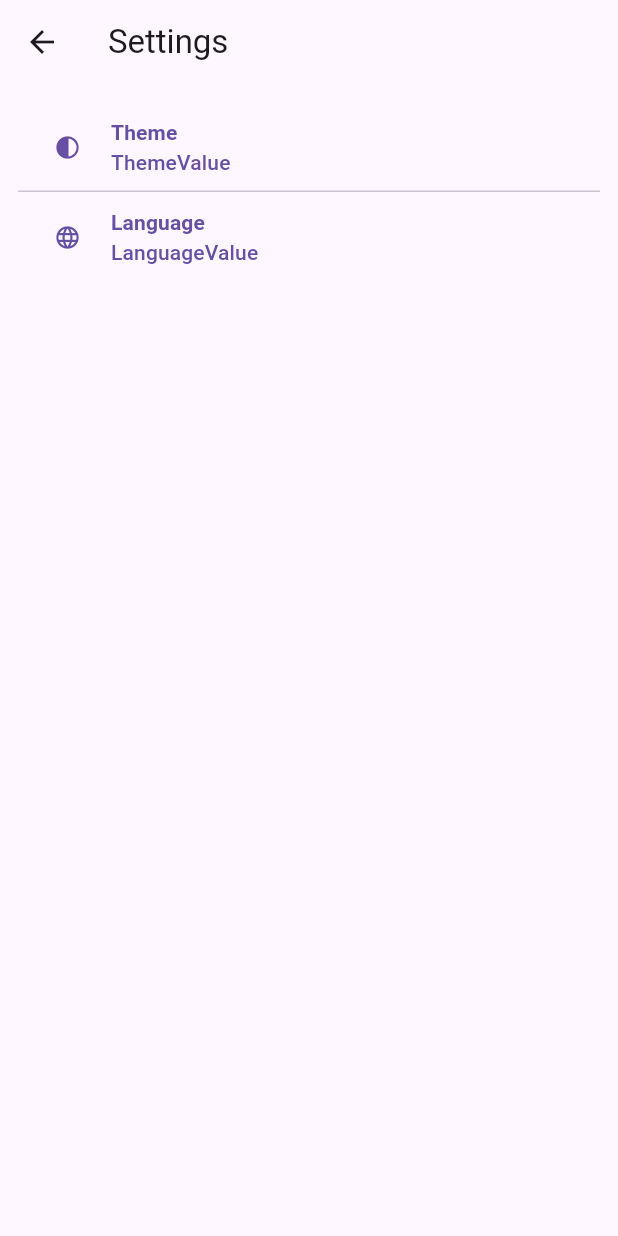
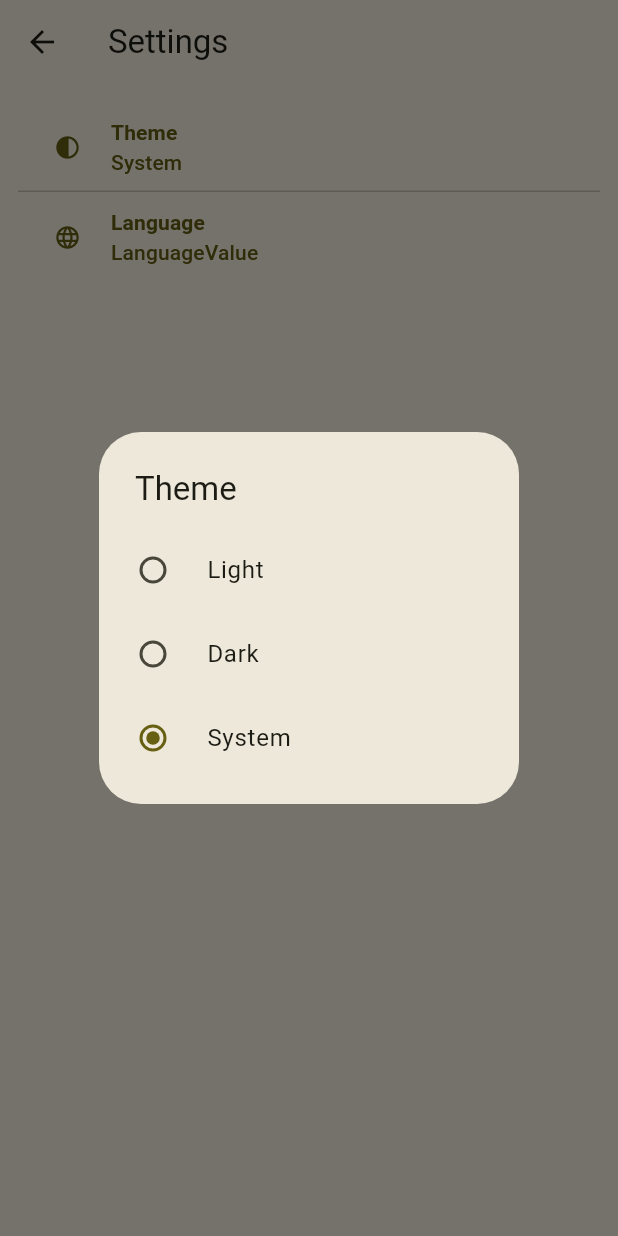
Before and after one commit to paufb/flutter-projects, a Flutter app: the SettingsScreen screen opened by its route, after a tap on "Theme", on a phone screen of 412 x 824 dp. Run offline on Flutter 3.47's test engine with Material 3 defaults, Android fonts, the light colour scheme and no system bars; our stand-ins replace go_router, shared_preferences; accounts and stored records are empty; network calls fail.

Commit message:
wikipedia_browser: Make theme changeable from settings screen

```diff
--- a/wikipedia_browser/lib/constants/router.dart
+++ b/wikipedia_browser/lib/constants/router.dart
@@ -43,7 +43,7 @@
       name: 'settings',
       path: '/settings',
       pageBuilder: (_, _) => CustomTransitionPage(
-        child: const SettingsScreen(),
+        child: SettingsScreen(),
         transitionsBuilder: (context, animation, secondaryAnimation, child) =>
             SlideTransition(
               position: animation.drive(
--- /dev/null
+++ b/wikipedia_browser/lib/providers/settings_provider.dart
@@ -0,0 +1,27 @@
+import 'package:flutter/material.dart';
+import 'package:shared_preferences/shared_preferences.dart';
+
+class SettingsProvider extends ChangeNotifier {
+  static const String _kThemeModeKey = 'theme_mode';
+  ThemeMode _themeMode = ThemeMode.system;
+
+  ThemeMode get themeMode => _themeMode;
+
+  Future<void> loadSettings() async {
+    final prefs = await SharedPreferences.getInstance();
+    final savedTheme = prefs.getString(_kThemeModeKey);
+    _themeMode = switch (savedTheme) {
+      'light' => ThemeMode.light,
+      'dark' => ThemeMode.dark,
+      _ => ThemeMode.system,
+    };
+  }
+
+  void setTheme(ThemeMode themeMode) async {
+    if (_themeMode == themeMode) return;
+    _themeMode = themeMode;
+    notifyListeners();
+    final prefs = await SharedPreferences.getInstance();
+    prefs.setString(_kThemeModeKey, themeMode.name);
+  }
+}
--- a/wikipedia_browser/lib/screens/settings.dart
+++ b/wikipedia_browser/lib/screens/settings.dart
@@ -1,12 +1,20 @@
 import 'package:flutter/material.dart';
 import 'package:go_router/go_router.dart';
+import 'package:provider/provider.dart';
+import 'package:wikipedia_browser/providers/settings_provider.dart';
 import 'package:wikipedia_browser/widgets/setting_button.dart';
+import 'package:wikipedia_browser/widgets/settings/theme_dialog.dart';
 
 class SettingsScreen extends StatelessWidget {
   const SettingsScreen({super.key});
 
+  String _capitalizeString(String str) {
+    return "${str[0].toUpperCase()}${str.substring(1)}";
+  }
+
   @override
   Widget build(BuildContext context) {
+    final currentThemeMode = context.watch<SettingsProvider>().themeMode;
     return Scaffold(
       appBar: AppBar(
         title: const Text('Settings'),
@@ -27,8 +35,10 @@
           SettingButton(
             icon: Icons.contrast,
             title: 'Theme',
-            value: 'ThemeValue',
-            onPressed: () {},
+            value: _capitalizeString(currentThemeMode.name),
+            onPressed: () {
+              showDialog(context: context, builder: (_) => ThemeDialog());
+            },
           ),
           Divider(height: 0),
           SettingButton(
--- /dev/null
+++ b/wikipedia_browser/lib/widgets/settings/theme_dialog.dart
@@ -0,0 +1,42 @@
+import 'package:flutter/material.dart';
+import 'package:go_router/go_router.dart';
+import 'package:provider/provider.dart';
+import 'package:wikipedia_browser/providers/settings_provider.dart';
+
+class ThemeDialog extends StatelessWidget {
+  const ThemeDialog({super.key});
+
+  @override
+  Widget build(BuildContext context) {
+    final currentThemeMode = context.watch<SettingsProvider>().themeMode;
+    return SimpleDialog(
+      title: Text('Theme'),
+      children: [
+        RadioGroup<ThemeMode>(
+          groupValue: currentThemeMode,
+          onChanged: (themeMode) {
+            context.read<SettingsProvider>().setTheme(themeMode!);
+            context.pop();
+          },
+          child: Column(
+            crossAxisAlignment: CrossAxisAlignment.start,
+            children: [
+              const RadioListTile<ThemeMode>(
+                title: Text('Light'),
+                value: ThemeMode.light,
+              ),
+              const RadioListTile<ThemeMode>(
+                title: Text('Dark'),
+                value: ThemeMode.dark,
+              ),
+              const RadioListTile<ThemeMode>(
+                title: Text('System'),
+                value: ThemeMode.system,
+              ),
+            ],
+          ),
+        ),
+      ],
+    );
+  }
+}
```
Also changed, not shown: wikipedia_browser/lib/main.dart (+26 -3 lines).
